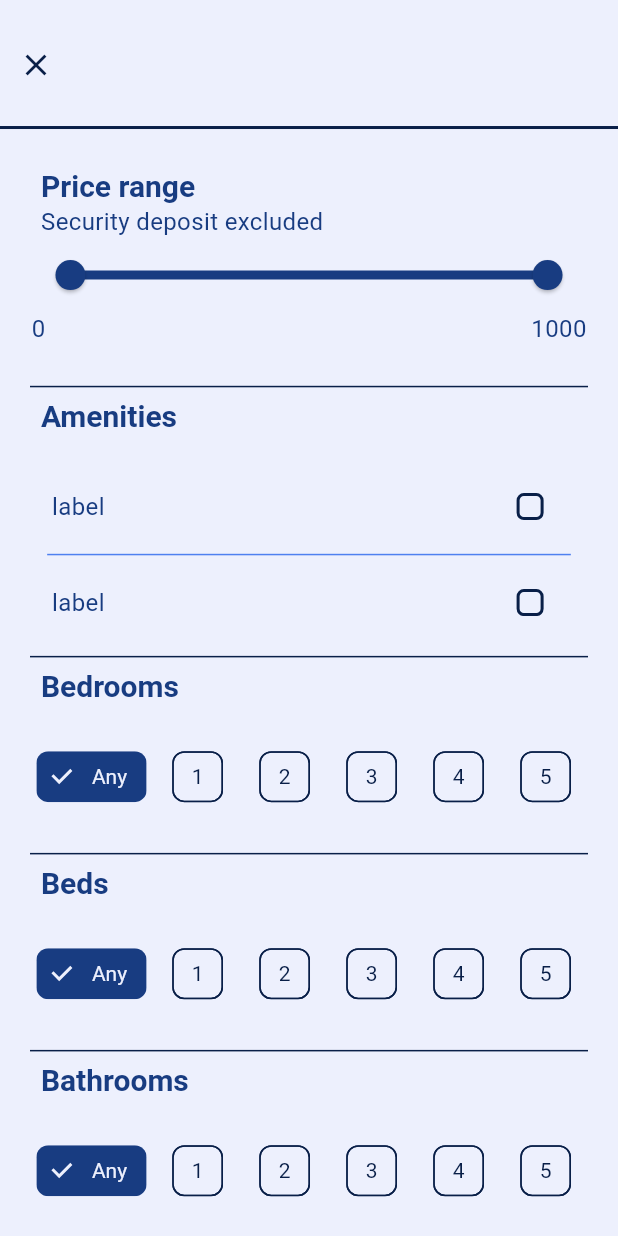
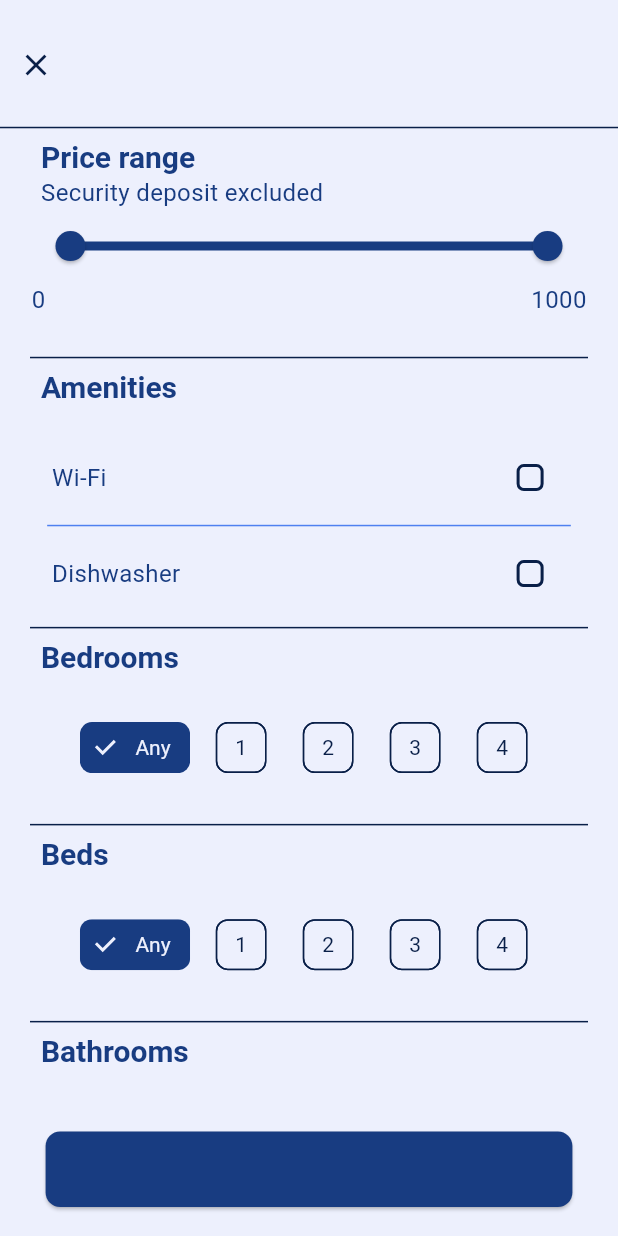
Before and after one commit to SansonSebastiano/MPM23-24_project, a Flutter app: the SearchFilterPanel widget shown alone on an empty page, opened directly with empty values, on a phone screen of 412 x 824 dp. Run offline on Flutter 3.47's test engine with Material 3 defaults, Android fonts, the phone set to English and light mode, and no system bars; our stand-ins replace carousel_slider, firebase_core, flutter_screenutil, image_picker; accounts and stored records are empty; generated files the repository leaves out were written again.

Commit message:
Filter panel implemented

```diff
--- a/Code/room_finder/lib/presentation/components/filter_panels.dart
+++ b/Code/room_finder/lib/presentation/components/filter_panels.dart
@@ -2,6 +2,7 @@
 import 'package:flutter/material.dart';
 import 'package:flutter_screenutil/flutter_screenutil.dart';
 import 'package:room_finder/presentation/components/amenities_option.dart';
+import 'package:room_finder/presentation/components/buttons/rectangle_buttons.dart';
 import 'package:room_finder/style/color_palette.dart';
 import 'package:flutter_gen/gen_l10n/app_localizations.dart';
 
@@ -9,32 +10,36 @@ import 'package:flutter_gen/gen_l10n/app_localizations.dart';
 /// The filter panel contains a [title] and a list of [items].
 abstract class BaseFilterPanel extends StatelessWidget {
   final String title;
+  final String btnLabel;
 
-  const BaseFilterPanel({super.key, required this.title});
+  const BaseFilterPanel(
+      {super.key, required this.title, required this.btnLabel});
 
   Widget get items;
 
   @override
   Widget build(BuildContext context) {
     return SafeArea(
-      child: SingleChildScrollView(
       child: Column(
-          children: <Widget>[
+        children: [
           SizedBox(height: 20.h),
           _FilterTitle(
             title: title,
           ),
           SizedBox(height: 10.h),
           const Divider(
-              thickness: 2,
+            thickness: 1,
           ),
-            SizedBox(height: 20.h),
-            items,
-            // TODO: add confirm button
-            // SizedBox(height: 20.h),
-            // ElevatedButton(onPressed: () {}, child: const Text('Apply Filters'))
+          Expanded(
+            child: SingleChildScrollView(
+              child: items,
+            ),
+          ),
+          Padding(
+            padding: EdgeInsets.symmetric(horizontal: 20.w, vertical: 20.h),
+            child: RectangleButton(label: btnLabel, onPressed: () {}),
+          )
         ],
-        ),
       ),
     );
   }
@@ -141,7 +146,10 @@ class SearchFilterPanel extends BaseFilterPanel {
   final BuildContext context;
 
   const SearchFilterPanel(
-      {super.key, required this.context, required super.title});
+      {super.key,
+      required this.context,
+      required super.title,
+      required super.btnLabel});
 
   @override
   Widget get items => Column(
@@ -153,6 +161,19 @@ class SearchFilterPanel extends BaseFilterPanel {
           ),
           _AmenitiesItem(
             itemTitle: AppLocalizations.of(context)!.lblAmenities,
+            amenitiesOptions: [
+              AmenitiesOption(label: AppLocalizations.of(context)!.lblWiFi),
+              AmenitiesOption(
+                  label: AppLocalizations.of(context)!.lblDishwasher),
+              AmenitiesOption(
+                  label: AppLocalizations.of(context)!.lblWashingMachine),
+              AmenitiesOption(label: AppLocalizations.of(context)!.lblDryer),
+              AmenitiesOption(
+                  label: AppLocalizations.of(context)!.lblDedicatedParking),
+              AmenitiesOption(
+                  label: AppLocalizations.of(context)!.lblAirConditioning),
+              AmenitiesOption(label: AppLocalizations.of(context)!.lblHeating),
+            ],
           ),
           _RoomsItem(
             itemTitle: AppLocalizations.of(context)!.lblBedrooms,
@@ -224,7 +245,6 @@ class _CustomRangeSliderState extends State<_CustomRangeSlider> {
 class _PriceRangeItem extends _FilterItem {
   final BuildContext context;
 
-  // ignore: unused_element
   const _PriceRangeItem(
       {required this.context, required super.itemTitle, super.itemDesc});
 
@@ -237,24 +257,15 @@ class _PriceRangeItem extends _FilterItem {
 }
 
 class _AmenitiesItem extends _FilterItem {
-  // ignore: unused_element
-  _AmenitiesItem({required super.itemTitle, super.itemDesc});
+  final List<AmenitiesOption> amenitiesOptions;
 
-  // TODO: to be parametrized
-  final List<AmenitiesOption> amenitiesOptions = <AmenitiesOption>[
-    const AmenitiesOption(label: 'label'),
-    const AmenitiesOption(label: 'label'),
-    const AmenitiesOption(label: 'label'),
-    const AmenitiesOption(label: 'label'),
-    const AmenitiesOption(label: 'label'),
-    const AmenitiesOption(label: 'label'),
-  ];
+  const _AmenitiesItem(
+      {required super.itemTitle, required this.amenitiesOptions});
 
   @override
   Widget get content {
     return SizedBox(
       height: 100.h,
-      // TODO: maybe change the widget in order to get data from firebase and limit the number of amenities, then add the possibility to show more options
       child: ListView.builder(
           shrinkWrap: true,
           itemCount: amenitiesOptions.length,
@@ -277,7 +288,7 @@ class _CustomChoiceChip extends StatefulWidget {
 
 class _CustomChoiceChipState extends State<_CustomChoiceChip> {
   int _selectedIndex = 0;
-  final List<String> _options = <String>['Any', '1', '2', '3', '4', '5'];
+  final List<String> _options = <String>['Any', '1', '2', '3', '4'];
 
   @override
   Widget build(BuildContext context) {
@@ -304,8 +315,7 @@ class _CustomChoiceChipState extends State<_CustomChoiceChip> {
 ///
 /// The [content] is a [_CustomChoiceChip] widget.
 class _RoomsItem extends _FilterItem {
-  // ignore: unused_element
-  const _RoomsItem({required super.itemTitle, super.itemDesc});
+  const _RoomsItem({required super.itemTitle});
 
   @override
   Widget get content {
@@ -313,4 +323,4 @@ class _RoomsItem extends _FilterItem {
   }
 }
 
-// TODO: DatePicker for the initial date of the contract
+// Panel for add/edit renters
```
Also changed, not shown: Code/room_finder/lib/l10n/app_en.arb (+32 -0 lines), Code/room_finder/lib/l10n/app_it.arb (+9 -1 lines). Lines whose indentation alone changed are shown as unchanged.
